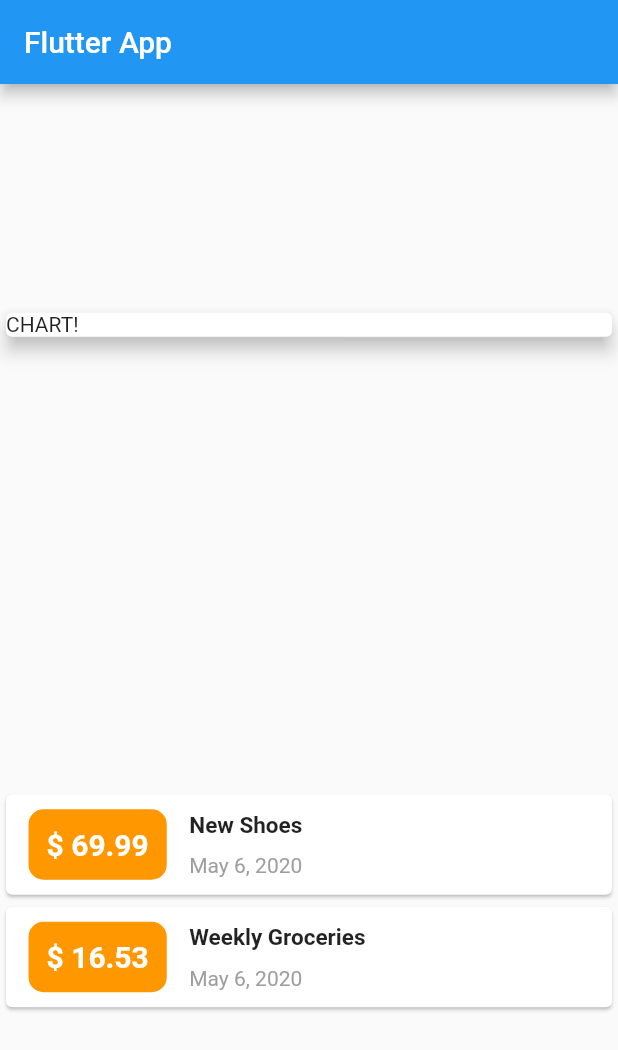
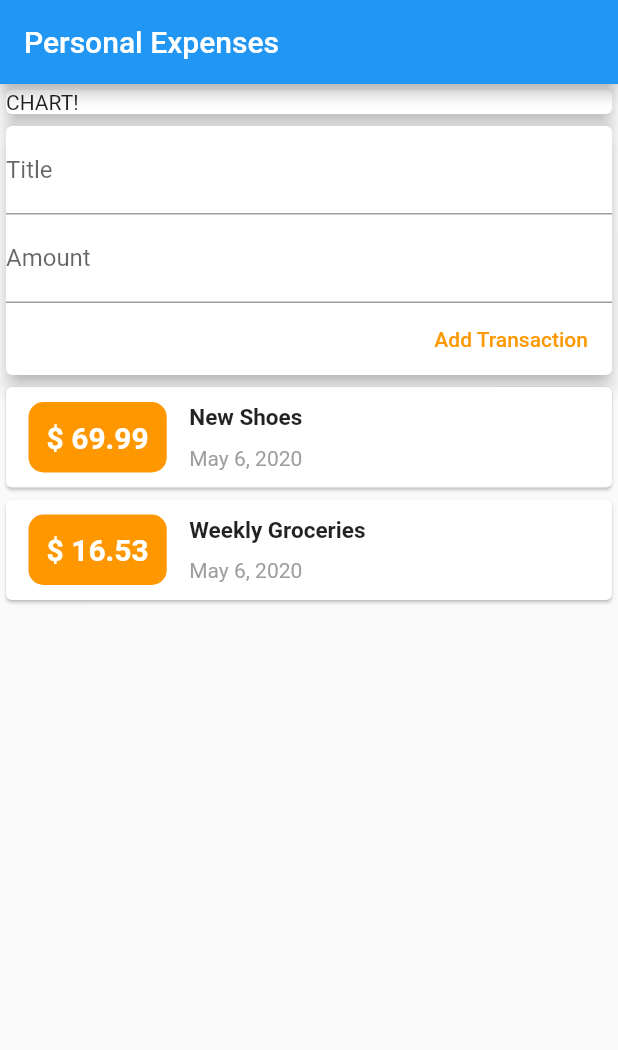
Before and after one commit to deyvidyfs/flutter_study_projects, a Flutter app: the screen it shows after launch, on a phone screen of 412 x 824 dp. Shown: the top 1050 px of the screen. Run offline on Flutter 3.47's test engine with Material 2 defaults, Android fonts, the phone set to English and light mode, and no system bars.

Commit message:
added ui front, changed app title, fixed alignment

```diff
--- a/Udemy Academind Course Files/Section 4/personal_expenses_app/lib/main.dart
+++ b/Udemy Academind Course Files/Section 4/personal_expenses_app/lib/main.dart
@@ -37,10 +37,10 @@ class MyHomePage extends StatelessWidget {
   Widget build(BuildContext) {
     return Scaffold(
       appBar: AppBar(
-        title: Text('Flutter App'),
+        title: Text('Personal Expenses'),
       ),
       body: Column(
-        mainAxisAlignment: MainAxisAlignment.spaceAround,
+        mainAxisAlignment: MainAxisAlignment.start,
         crossAxisAlignment: CrossAxisAlignment.stretch,
         children: <Widget>[
           Container(
@@ -48,6 +48,26 @@ class MyHomePage extends StatelessWidget {
             child: Card(
               child: Text('CHART!'),
               elevation: 5,
+            ),
+          ),
+          Card(
+            elevation: 5,
+            child: Column(
+              crossAxisAlignment: CrossAxisAlignment.end,
+              children: <Widget>[
+                TextField(
+                  decoration: InputDecoration(labelText: 'Title'),
+                ),
+                TextField(
+                  decoration: InputDecoration(labelText: 'Amount'),
+                ),
+                FlatButton(
+                  onPressed: () {},
+                  textColor: Colors.orange,
+                  child: Text('Add Transaction',
+                  ),
+                ),
+              ],
             ),
           ),
           Column(
```
